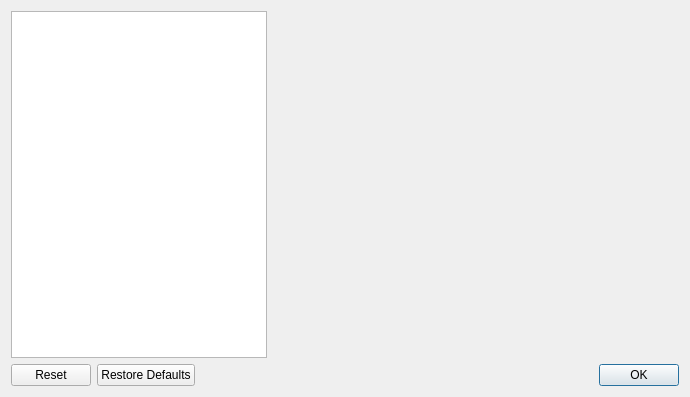
Before: the Qt Designer form Libs/Widgets/Resources/UI/ctkSettingsDialog.ui in commontk/CTK, drawn with Qt 5.
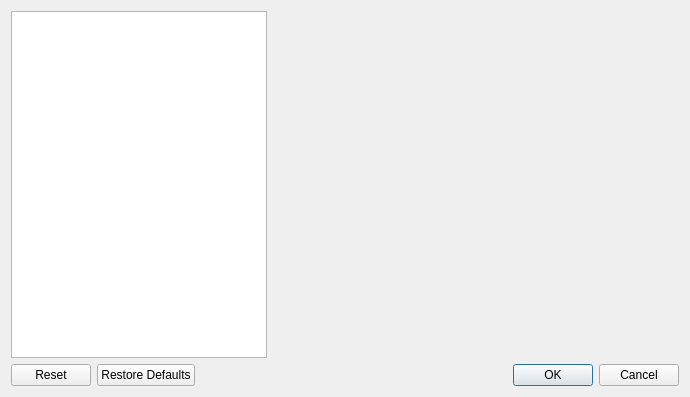
After: the same form once the commit is applied.

Commit message:
Add cancel button in ctkSettingsDialog
Hide the reset button by default.

```diff
--- a/Libs/Widgets/Resources/UI/ctkSettingsDialog.ui
+++ b/Libs/Widgets/Resources/UI/ctkSettingsDialog.ui
@@ -35,7 +35,7 @@
       <enum>Qt::Horizontal</enum>
      </property>
      <property name="standardButtons">
-      <set>QDialogButtonBox::Ok|QDialogButtonBox::Reset|QDialogButtonBox::RestoreDefaults</set>
+      <set>QDialogButtonBox::Cancel|QDialogButtonBox::Ok|QDialogButtonBox::Reset|QDialogButtonBox::RestoreDefaults</set>
      </property>
     </widget>
    </item>
```
The commit also changes 2 other files.
